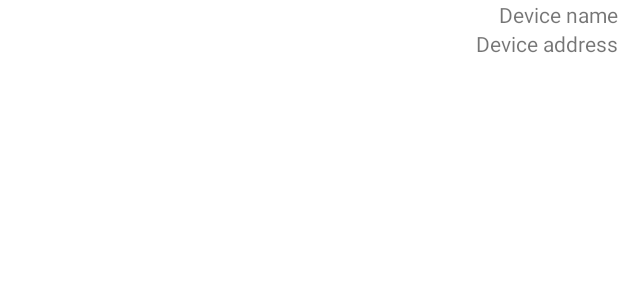
After one commit to LeonardGalibois/INF8405TP, an Android app: the layout devices_list.xml on its own in the app's theme, with its tools: preview values and no code run, on a phone screen of 412 x 824 dp. The commit adds this screen. Shown: the top 300 px of the screen. Run offline under Robolectric (Android 15) with nearby library versions, the phone set to English and light mode, and no system bars.

Commit message:
Début UI + logique liste devices Bluetooth

```diff
--- a/TP2/app/src/main/AndroidManifest.xml
+++ b/TP2/app/src/main/AndroidManifest.xml
@@ -2,6 +2,7 @@
 <manifest xmlns:android="http://schemas.android.com/apk/res/android"
     xmlns:tools="http://schemas.android.com/tools">
 
+    <uses-permission android:name="android.permission.BLUETOOTH_CONNECT" />
     <application
         android:allowBackup="true"
         android:dataExtractionRules="@xml/data_extraction_rules"
--- /dev/null
+++ b/TP2/app/src/main/res/layout/devices_list.xml
@@ -0,0 +1,21 @@
+<?xml version="1.0" encoding="utf-8"?>
+<RelativeLayout xmlns:android="http://schemas.android.com/apk/res/android"
+    xmlns:tools="http://schemas.android.com/tools"
+    android:layout_width="match_parent"
+    android:layout_height="match_parent">
+
+    <TextView
+        android:id="@+id/device_name"
+        android:layout_width="wrap_content"
+        android:layout_height="wrap_content"
+        android:layout_alignParentEnd="true"
+        android:text="@string/device_name" />
+
+    <TextView
+        android:id="@+id/device_address"
+        android:layout_width="wrap_content"
+        android:layout_height="wrap_content"
+        android:layout_alignParentEnd="true"
+        android:layout_below="@id/device_name"
+        android:text="@string/device_address" />
+</RelativeLayout>
--- a/TP2/app/src/main/res/values/strings.xml
+++ b/TP2/app/src/main/res/values/strings.xml
@@ -12,4 +12,6 @@
     </string>
     <string name="application_version">Version 1.0</string>
     <string name="swap_theme">Swap Theme</string>
+    <string name="device_name">Device name</string>
+    <string name="device_address">Device address</string>
 </resources>
```
Also changed, not shown: TP2/app/src/main/java/com/example/tp2/BluetoothDeviceAdapter.kt (added, +32 -0 lines), TP2/app/src/main/java/com/example/tp2/MainActivity.kt (+13 -0 lines), TP2/app/src/main/res/layout/activity_main.xml (+7 -0 lines), TP2/app/src/main/res/drawable/img.png (deleted).
